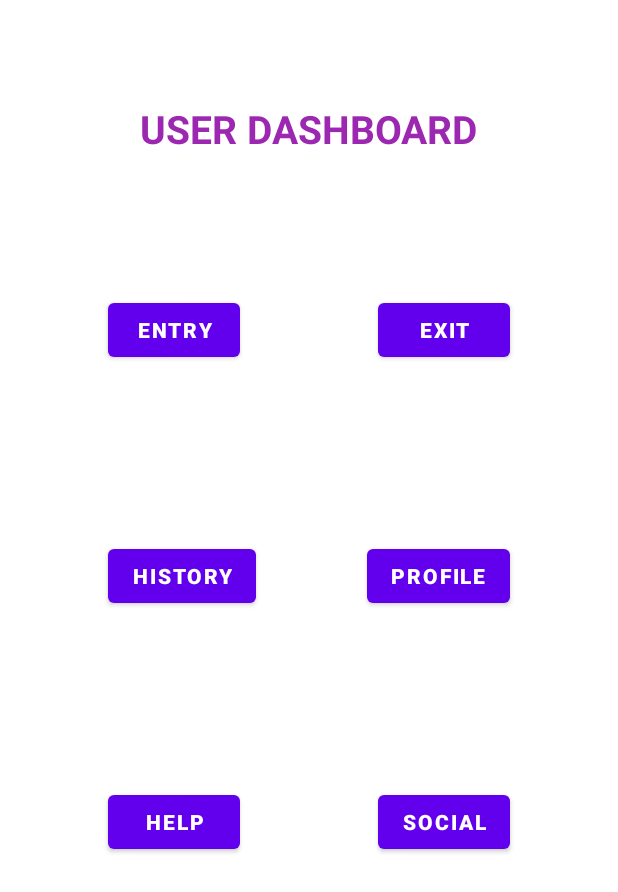
After one commit to Dy-123/XMS, an Android app: the layout user_dashboard.xml on its own in the app's theme, with its tools: preview values and no code run, on a phone screen of 412 x 824 dp. The commit adds this screen. Shown: the top 892 px of the screen. Run offline under Robolectric (Android 15) with nearby library versions, the phone set to English and light mode, and no system bars.

Commit message:
Added Layout for User Dashboard

```diff
--- /dev/null
+++ b/app/src/main/res/layout/user_dashboard.xml
@@ -0,0 +1,87 @@
+<?xml version="1.0" encoding="utf-8"?>
+<androidx.constraintlayout.widget.ConstraintLayout
+    xmlns:android="http://schemas.android.com/apk/res/android"
+    xmlns:app="http://schemas.android.com/apk/res-auto"
+    xmlns:tools="http://schemas.android.com/tools"
+    android:layout_width="match_parent"
+    android:layout_height="match_parent">
+
+    <Button
+        android:id="@+id/button5"
+        android:layout_width="wrap_content"
+        android:layout_height="wrap_content"
+        android:layout_marginStart="72dp"
+        android:layout_marginTop="196dp"
+        android:text="@string/entry"
+        android:textStyle="bold"
+        app:layout_constraintStart_toStartOf="parent"
+        app:layout_constraintTop_toTopOf="parent" />
+
+    <Button
+        android:id="@+id/button6"
+        android:layout_width="wrap_content"
+        android:layout_height="wrap_content"
+        android:layout_marginTop="196dp"
+        android:layout_marginEnd="72dp"
+        android:text="@string/exit"
+        android:textStyle="bold"
+        app:layout_constraintEnd_toEndOf="parent"
+        app:layout_constraintTop_toTopOf="parent" />
+
+    <Button
+        android:id="@+id/button7"
+        android:layout_width="wrap_content"
+        android:layout_height="wrap_content"
+        android:layout_marginStart="72dp"
+        android:layout_marginTop="116dp"
+        android:text="@string/history"
+        android:textStyle="bold"
+        app:layout_constraintStart_toStartOf="parent"
+        app:layout_constraintTop_toBottomOf="@+id/button5" />
+
+    <Button
+        android:id="@+id/button8"
+        android:layout_width="wrap_content"
+        android:layout_height="wrap_content"
+        android:layout_marginTop="116dp"
+        android:layout_marginEnd="72dp"
+        android:text="@string/profile"
+        android:textStyle="bold"
+        app:layout_constraintEnd_toEndOf="parent"
+        app:layout_constraintTop_toBottomOf="@+id/button6" />
+
+    <Button
+        android:id="@+id/button9"
+        android:layout_width="wrap_content"
+        android:layout_height="wrap_content"
+        android:layout_marginStart="72dp"
+        android:layout_marginTop="116dp"
+        android:text="@string/help"
+        android:textStyle="bold"
+        app:layout_constraintStart_toStartOf="parent"
+        app:layout_constraintTop_toBottomOf="@+id/button7" />
+
+    <Button
+        android:id="@+id/button10"
+        android:layout_width="wrap_content"
+        android:layout_height="wrap_content"
+        android:layout_marginTop="116dp"
+        android:layout_marginEnd="72dp"
+        android:text="@string/social"
+        android:textStyle="bold"
+        app:layout_constraintEnd_toEndOf="parent"
+        app:layout_constraintTop_toBottomOf="@+id/button8" />
+
+    <TextView
+        android:id="@+id/user_dashboard1"
+        android:layout_width="wrap_content"
+        android:layout_height="wrap_content"
+        android:layout_marginTop="68dp"
+        android:text="@string/user_dashboard"
+        android:textColor="#9C27B0"
+        android:textSize="26sp"
+        android:textStyle="bold"
+        app:layout_constraintEnd_toEndOf="parent"
+        app:layout_constraintStart_toStartOf="parent"
+        app:layout_constraintTop_toTopOf="parent" />
+</androidx.constraintlayout.widget.ConstraintLayout>
--- a/app/src/main/res/values/strings.xml
+++ b/app/src/main/res/values/strings.xml
@@ -9,4 +9,11 @@
     <string name="invalid_username">Not a valid username</string>
     <string name="invalid_password">Password must be >5 characters</string>
     <string name="login_failed">"Login failed"</string>
+    <string name="entry">ENTRY</string>
+    <string name="exit">EXIT</string>
+    <string name="history">HISTORY</string>
+    <string name="profile">PROFILE</string>
+    <string name="help">HELP</string>
+    <string name="social">SOCIAL</string>
+    <string name="user_dashboard">USER DASHBOARD</string>
 </resources>
```
Also changed, not shown: app/src/main/res/drawable/ic_exit_user_dashboard.xml (added, +30 -0 lines), app/src/main/res/drawable/ic_list_document_interface_symbol.xml (added, +12 -0 lines), app/src/main/res/drawable/ic_user_dashboard_entry.xml (added, +33 -0 lines).
